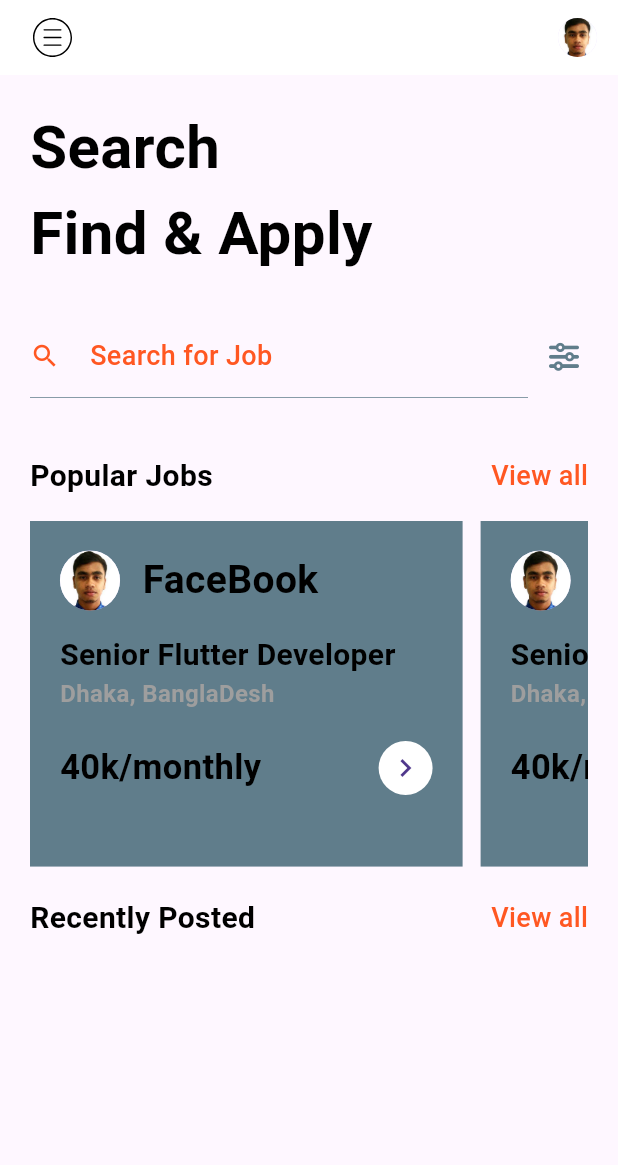
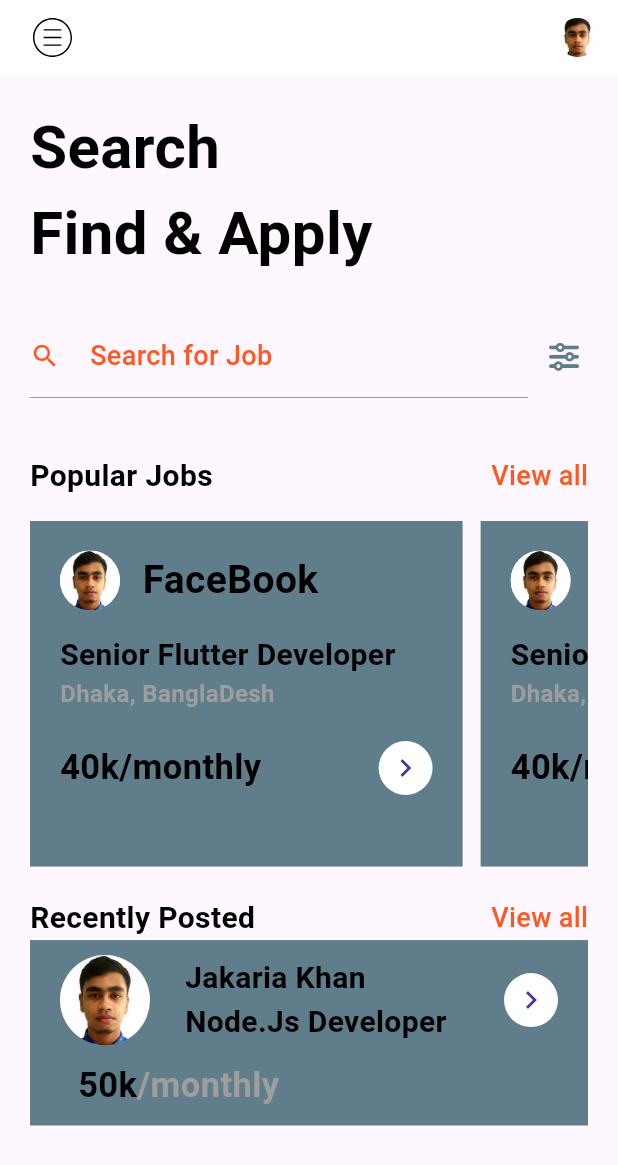
Before and after one commit to Jakaria1152/Job-Finder-, a Flutter app: the HomePage screen opened directly, on a phone screen of 412 x 824 dp. Shown: the top 1165 px of the screen. Run offline on Flutter 3.47's test engine with Material 3 defaults, Android fonts, the phone set to English and light mode, and no system bars; our stand-ins replace flutter_svg, flutter_zoom_drawer, font_awesome_flutter, get.

Commit message:
recently posted vertical tile design complete.

```diff
--- /dev/null
+++ b/lib/views/common/VerticalTile.dart
@@ -0,0 +1,73 @@
+import 'package:flutter/material.dart';
+import 'package:job_finder_app/views/common/reusable_text.dart';
+
+class VerticalTile extends StatelessWidget {
+  final void Function()? onTap;
+  const VerticalTile({super.key, this.onTap});
+
+  @override
+  Widget build(BuildContext context) {
+    return GestureDetector(
+onTap: onTap,
+      child: Container(
+        padding: EdgeInsets.symmetric(horizontal: 20,vertical: 10),
+        height: MediaQuery.of(context).size.height*0.15,
+        width: double.infinity,
+        color: Colors.blueGrey,
+        child: Column(
+          mainAxisAlignment: MainAxisAlignment.spaceBetween,
+          crossAxisAlignment: CrossAxisAlignment.start,
+          children: [
+            Row(
+              mainAxisAlignment: MainAxisAlignment.spaceBetween,
+              children: [
+                CircleAvatar(
+                  radius: 30,
+                  backgroundColor: Colors.grey,
+                  backgroundImage: AssetImage('assets/images/profile.jpg'),
+                ),
+                SizedBox(width: 10,),
+                Column(
+                  mainAxisAlignment: MainAxisAlignment.start,
+                  crossAxisAlignment: CrossAxisAlignment.start,
+                  children: [
+                    ReusableText(text: "Jakaria Khan", style: TextStyle(
+                      fontSize: 20,color: Colors.black, fontWeight: FontWeight.w600
+                    )),
+                    SizedBox(width: MediaQuery.of(context).size.width*0.5,
+                    child:ReusableText(text: "Node.Js Developer", style: TextStyle(
+                        fontSize: 20,color: Colors.black, fontWeight: FontWeight.w600
+                    )) ,)
+                  ],
+                ),
+                CircleAvatar(
+                  radius: 18,
+                  backgroundColor: Colors.white,
+                  child: Icon(Icons.chevron_right),
+                )
+              ],
+            ),
+            Padding(
+              padding: const EdgeInsets.only(left: 12),
+              child: Row(
+                children: [
+                  ReusableText(text: "50k", style: TextStyle(
+                    color: Colors.black,
+                    fontSize: 23,
+                    fontWeight: FontWeight.w600
+                  )),
+                  ReusableText(text: "/monthly", style: TextStyle(
+                      color: Colors.grey,
+                      fontSize: 23,
+                      fontWeight: FontWeight.w600
+                  ))
+                ],
+              ),
+            )
+
+          ],
+        ),
+      ),
+    );
+  }
+}
--- a/lib/views/ui/homePage.dart
+++ b/lib/views/ui/homePage.dart
@@ -6,6 +6,8 @@ import 'package:job_finder_app/views/common/heading_widget.dart';
 import 'package:job_finder_app/views/common/job_horizontal_tile.dart';
 import 'package:job_finder_app/views/common/searchWidget.dart';
 import 'package:job_finder_app/views/ui/search_page.dart';
+
+import '../common/VerticalTile.dart';
 
 class HomePage extends StatefulWidget {
   const HomePage({super.key});
@@ -22,19 +24,20 @@ class _HomePageState extends State<HomePage> {
         preferredSize: Size.fromHeight(50),
         child: CustomAppbar(
           actions: [
-          Padding(padding: EdgeInsets.all(12),
+            Padding(
+              padding: EdgeInsets.all(12),
               child: CircleAvatar(
                 radius: 15,
                 backgroundImage: AssetImage("assets/images/profile.jpg"),
-          ),)
+              ),
+            )
           ],
-
           child: Padding(
             padding: EdgeInsets.all(12.0),
             child: DrawerWidget(),
-        ),),
           ),
-
+        ),
+      ),
       body: SafeArea(
         child: SingleChildScrollView(
           child: Padding(
@@ -42,36 +45,52 @@ class _HomePageState extends State<HomePage> {
             child: Column(
               crossAxisAlignment: CrossAxisAlignment.start,
               children: [
-                const SizedBox(height: 20,),
-                const Text('Search\nFind & Apply',style: TextStyle(
-                  fontSize: 40, color: Colors.black,
-                  fontWeight: FontWeight.bold
-                ),),
-                const SizedBox(height: 40,),
+                const SizedBox(
+                  height: 20,
+                ),
+                const Text(
+                  'Search\nFind & Apply',
+                  style: TextStyle(
+                      fontSize: 40,
+                      color: Colors.black,
+                      fontWeight: FontWeight.bold),
+                ),
+                const SizedBox(
+                  height: 40,
+                ),
                 SearchWidget(
-                  onTap: (){
+                  onTap: () {
                     Get.to(const SearchPage());
                   },
                 ),
-                const SizedBox(height: 30,),
-                HeadingWidget(text: "Popular Jobs",onTap: (){
-
-                },),
-SizedBox(height: 15,),
-SizedBox(height: MediaQuery.of(context).size.height*0.28,
+                const SizedBox(
+                  height: 30,
+                ),
+                HeadingWidget(
+                  text: "Popular Jobs",
+                  onTap: () {},
+                ),
+                SizedBox(
+                  height: 15,
+                ),
+                SizedBox(
+                  height: MediaQuery.of(context).size.height * 0.28,
                   child: ListView.builder(
                     scrollDirection: Axis.horizontal,
                     itemCount: 4,
                     itemBuilder: (context, index) => JobHorizontalTile(
-    onTap: (){
-
-    },
-  ),),
+                      onTap: () {},
                     ),
-                SizedBox(height: 20,),
-                HeadingWidget(text: "Recently Posted",onTap: (){
-
-                },),
+                  ),
+                ),
+                SizedBox(
+                  height: 20,
+                ),
+                HeadingWidget(
+                  text: "Recently Posted",
+                  onTap: () {},
+                ),
+                VerticalTile()
               ],
             ),
           ),
```
Lines whose indentation alone changed are shown as unchanged.
